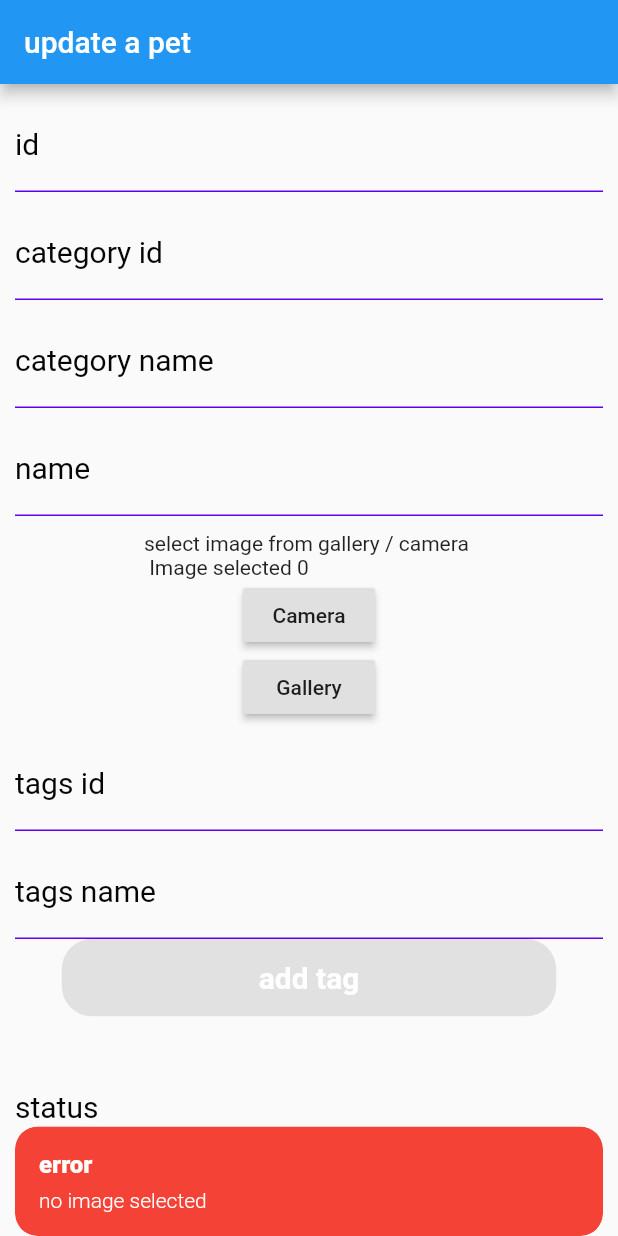
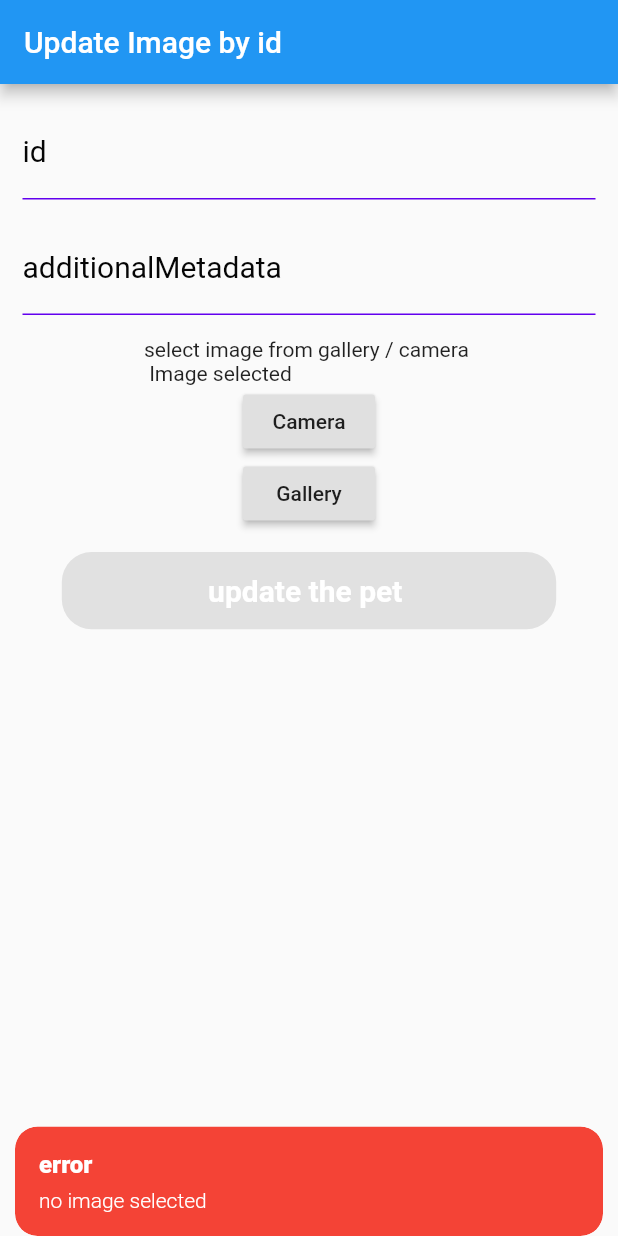
Before and after one commit to chaiebmohamed/pet, a Flutter app: the screen it shows after launch, after a tap on "Camera", on a phone screen of 412 x 824 dp. Run offline on Flutter 3.47's test engine with Material 2 defaults, Android fonts, the phone set to English and light mode, and no system bars; our stand-ins replace get, image_picker.

Commit message:
adding update image

```diff
--- a/lib/controller/pet_controller.dart
+++ b/lib/controller/pet_controller.dart
@@ -1,3 +1,5 @@
+import 'dart:io';
+
 import 'package:get/get.dart';
 import 'package:flutter/material.dart';
 import 'package:pet/model/pet.dart';
@@ -27,6 +29,20 @@ class PetController extends GetxController {
 
     if (pickedfile != null) {
       imageList.add(pickedfile.path);
+    } else {
+      Get.snackbar('error', "no image selected",
+          snackPosition: SnackPosition.BOTTOM,
+          backgroundColor: Colors.red,
+          colorText: Colors.white);
+    }
+  }
+
+  void updateImage(ImageSource imageSource) async {
+    // ignore: deprecated_member_use
+    final pickedfile = await ImagePicker().getImage(source: imageSource);
+
+    if (pickedfile != null) {
+      selectedImagePath.value = pickedfile.path;
     } else {
       Get.snackbar('error', "no image selected",
           snackPosition: SnackPosition.BOTTOM,
@@ -73,7 +89,20 @@ class PetController extends GetxController {
     }
   }
 
-  /*AddImageId(int id, String data, String imagepath) async {
-    final file = File(selectedImagePath.value, selectedImagePath.value);
-  }*/
+  addImageId(int id, String data, String imagepath) async {
+    final image = Image.file(File(imagepath));
+
+    var response = await PetService.uploadImage(id, data, image);
+    if (response == true) {
+      Get.snackbar('done', "successful operation",
+          snackPosition: SnackPosition.BOTTOM,
+          backgroundColor: const Color.fromARGB(255, 0, 119, 255),
+          colorText: Colors.white);
+    } else {
+      Get.snackbar('error', "Error: response status is 500",
+          snackPosition: SnackPosition.BOTTOM,
+          backgroundColor: Colors.red,
+          colorText: Colors.white);
+    }
+  }
 }
--- a/lib/main.dart
+++ b/lib/main.dart
@@ -1,5 +1,6 @@
 import 'package:flutter/material.dart';
 import 'package:get/get.dart';
+import 'package:pet/view/update_image.dart';
 import 'package:pet/view/update_pet.dart';
 
 void main() {
@@ -16,7 +17,7 @@ class MyApp extends StatelessWidget {
       theme: ThemeData(
         primarySwatch: Colors.blue,
       ),
-      home: UpdatePet(),
+      home: UpdateImage(),
     );
   }
 }
--- a/lib/service/petservice.dart
+++ b/lib/service/petservice.dart
@@ -1,6 +1,7 @@
 import 'dart:convert';
 import 'dart:io';
 
+import 'package:flutter/cupertino.dart';
 import 'package:http/http.dart' as http;
 import 'package:pet/model/pet.dart';
 
@@ -41,24 +42,27 @@ class PetService {
     }
   }
 
-  static Future<String> uploadImage(
+  static Future<bool> uploadImage(
     int id,
     String data,
-    File image,
+    Image image,
   ) async {
     var map = <String, dynamic>{};
-    map["id"] = id;
-    map["additionalMetadata"] = data;
-    map["file"] = image;
+    map['id'] = id;
+    map['additionalMetadata'] = data;
+    map['file'] = image;
 
     var response = await http.post(
         Uri.parse("https://petstore.swagger.io/v2/pet/$id/uploadImage"),
+        headers: {
+          'Content-Type': 'application/x-www-form-urlencoded',
+        },
         body: map);
 
     if (response.statusCode == 200) {
-      return "successful operation";
+      return true;
     } else {
-      return "Error: response status is 500";
+      return false;
     }
   }
 }
--- /dev/null
+++ b/lib/view/update_image.dart
@@ -0,0 +1,89 @@
+// ignore_for_file: deprecated_member_use
+
+import 'package:flutter/material.dart';
+
+import 'package:get/get.dart';
+import 'package:image_picker/image_picker.dart';
+
+import '../controller/pet_controller.dart';
+
+class UpdateImage extends StatelessWidget {
+  const UpdateImage({Key? key}) : super(key: key);
+
+  @override
+  Widget build(BuildContext context) {
+    PetController controller = Get.put(PetController());
+    Size size = MediaQuery.of(context).size;
+    return Scaffold(
+      appBar: AppBar(
+        title: const Text("Update Image by id"),
+      ),
+      body: SingleChildScrollView(
+          child: Container(
+        padding: const EdgeInsets.all(15),
+        child: Column(
+          children: [
+            field("id", controller.id),
+            const SizedBox(height: 15),
+            field("additionalMetadata", controller.additionalMetadata),
+            const SizedBox(height: 15),
+            const Text("select image from gallery / camera \n Image selected "),
+            RaisedButton(
+              onPressed: () {
+                controller.updateImage(ImageSource.camera);
+              },
+              child: const Text("Camera"),
+            ),
+            RaisedButton(
+              onPressed: () {
+                controller.updateImage(ImageSource.gallery);
+              },
+              child: const Text("Gallery"),
+            ),
+            const SizedBox(height: 15),
+            Container(
+              margin: EdgeInsets.only(
+                bottom: size.width * .05,
+              ),
+              height: size.width / 8,
+              width: size.width / 1.25,
+              alignment: Alignment.center,
+              decoration: BoxDecoration(
+                color: Colors.black.withOpacity(.1),
+                borderRadius: BorderRadius.circular(20),
+              ),
+              child: GestureDetector(
+                onTap: () => controller.addImageId(
+                    5,
+                    controller.additionalMetadata.text,
+                    controller.selectedImagePath.value),
+                child: const Text(
+                  'update the pet ',
+                  style: TextStyle(
+                    color: Colors.white,
+                    fontSize: 20,
+                    fontWeight: FontWeight.w600,
+                  ),
+                ),
+              ),
+            )
+          ],
+        ),
+      )),
+    );
+  }
+}
+
+Widget field(String name, TextEditingController x) {
+  return TextFormField(
+    controller: x,
+    decoration: InputDecoration(
+      labelText: name,
+      labelStyle:
+          const TextStyle(color: Color.fromARGB(255, 5, 5, 5), fontSize: 20),
+      enabledBorder: const UnderlineInputBorder(
+        borderSide: BorderSide(color: Color(0xFF6200EE)),
+      ),
+    ),
+  );
+}
```
